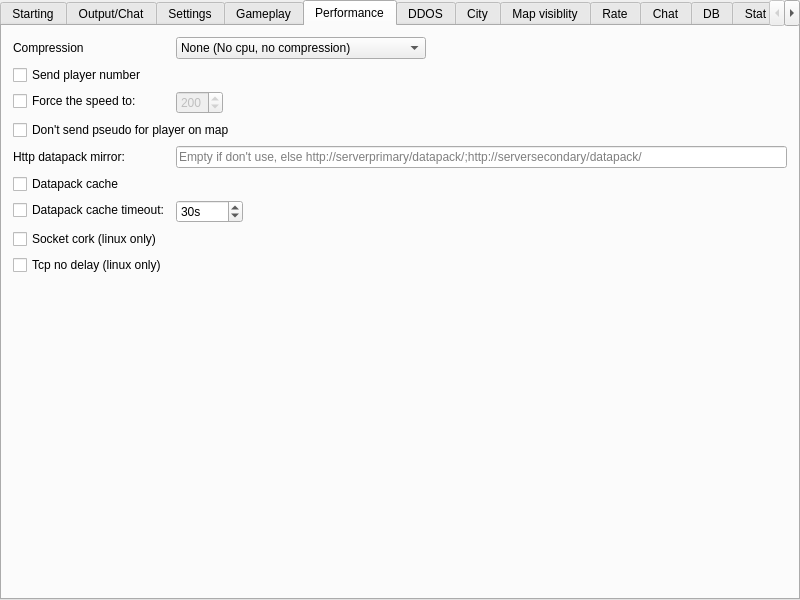
Old version of the form server/MainWindow.ui in the repository alphaonex86/CatchChallenger.
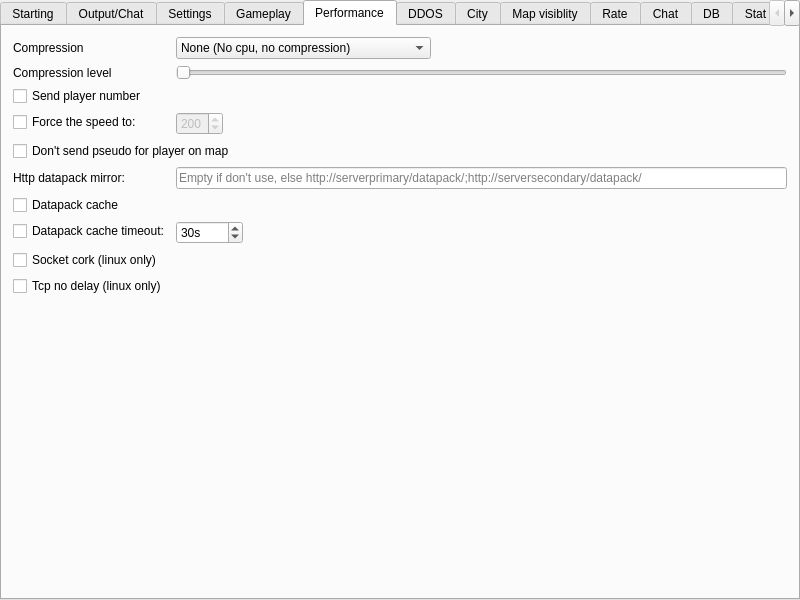
New version of the form. The open tabs and pages were chosen to show the change. Icons and pictures are not drawn.

Commit message: [Change] Change around the compression, hardened the xz (client,server,shared lib)

The edit to the form file:
```diff
--- a/server/MainWindow.ui
+++ b/server/MainWindow.ui
@@ -34,7 +34,7 @@
     <item>
      <widget class="QTabWidget" name="tabWidget">
       <property name="currentIndex">
-       <number>2</number>
+       <number>4</number>
       </property>
       <widget class="QWidget" name="starting">
        <attribute name="title">
@@ -549,14 +549,14 @@
         <property name="fieldGrowthPolicy">
          <enum>QFormLayout::ExpandingFieldsGrow</enum>
         </property>
-        <item row="0" column="0">
+        <item row="1" column="0">
          <widget class="QLabel" name="label_27">
           <property name="text">
            <string>Compression</string>
           </property>
          </widget>
         </item>
-        <item row="0" column="1">
+        <item row="1" column="1">
          <widget class="QComboBox" name="compression">
           <property name="minimumSize">
            <size>
@@ -579,23 +579,28 @@
             <string>Xz (Lot of cpu, lot of compression)</string>
            </property>
           </item>
+          <item>
+           <property name="text">
+            <string>Lz4 (Very few cpu, very few compression)</string>
+           </property>
+          </item>
          </widget>
         </item>
-        <item row="1" column="0">
+        <item row="3" column="0">
          <widget class="QCheckBox" name="sendPlayerNumber">
           <property name="text">
            <string>Send player number</string>
           </property>
          </widget>
         </item>
-        <item row="2" column="0">
+        <item row="4" column="0">
          <widget class="QCheckBox" name="forceSpeed">
           <property name="text">
            <string>Force the speed to:</string>
           </property>
          </widget>
         </item>
-        <item row="2" column="1">
+        <item row="4" column="1">
          <widget class="QSpinBox" name="speed">
           <property name="enabled">
            <bool>false</bool>
@@ -611,42 +616,42 @@
           </property>
          </widget>
         </item>
-        <item row="3" column="0" colspan="2">
+        <item row="5" column="0" colspan="2">
          <widget class="QCheckBox" name="dontSendPseudo">
           <property name="text">
            <string>Don't send pseudo for player on map</string>
           </property>
          </widget>
         </item>
-        <item row="4" column="0">
+        <item row="6" column="0">
          <widget class="QLabel" name="label_39">
           <property name="text">
            <string>Http datapack mirror:</string>
           </property>
          </widget>
         </item>
-        <item row="4" column="1">
+        <item row="6" column="1">
          <widget class="QLineEdit" name="httpDatapackMirror">
           <property name="placeholderText">
            <string>Empty if don't use, else http://serverprimary/datapack/;http://serversecondary/datapack/</string>
           </property>
          </widget>
         </item>
-        <item row="5" column="0">
+        <item row="7" column="0">
          <widget class="QCheckBox" name="datapack_cache">
           <property name="text">
            <string>Datapack cache</string>
           </property>
          </widget>
         </item>
-        <item row="6" column="0">
+        <item row="8" column="0">
          <widget class="QCheckBox" name="datapack_cache_timeout_checkbox">
           <property name="text">
            <string>Datapack cache timeout:</string>
           </property>
          </widget>
         </item>
-        <item row="6" column="1">
+        <item row="8" column="1">
          <widget class="QSpinBox" name="datapack_cache_timeout">
           <property name="suffix">
            <string>s</string>
@@ -662,20 +667,40 @@
           </property>
          </widget>
         </item>
-        <item row="7" column="0">
+        <item row="9" column="0">
          <widget class="QCheckBox" name="linux_socket_cork">
           <property name="text">
            <string>Socket cork (linux only)</string>
           </property>
          </widget>
         </item>
-        <item row="8" column="0">
+        <item row="10" column="0">
          <widget class="QCheckBox" name="tcpNodelay">
           <property name="text">
            <string>Tcp no delay (linux only)</string>
           </property>
          </widget>
         </item>
+        <item row="2" column="1">
+         <widget class="QSlider" name="compressionLevel">
+          <property name="minimum">
+           <number>1</number>
+          </property>
+          <property name="maximum">
+           <number>9</number>
+          </property>
+          <property name="orientation">
+           <enum>Qt::Horizontal</enum>
+          </property>
+         </widget>
+        </item>
+        <item row="2" column="0">
+         <widget class="QLabel" name="label_51">
+          <property name="text">
+           <string>Compression level</string>
+          </property>
+         </widget>
+        </item>
        </layout>
       </widget>
       <widget class="QWidget" name="ddos">
```
The commit also changes 19 other files.
